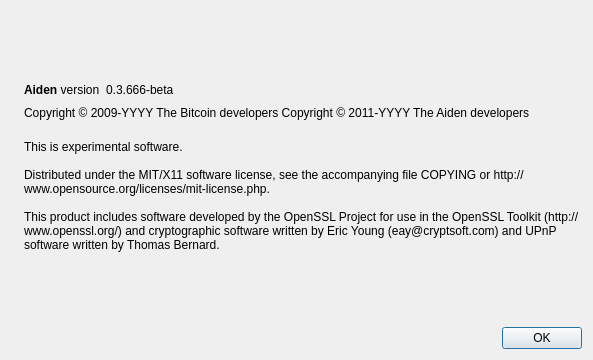
The window that src/qt/forms/aboutdialog.ui (chrisfranko/litecoin) describes before a commit, drawn with Qt 5.
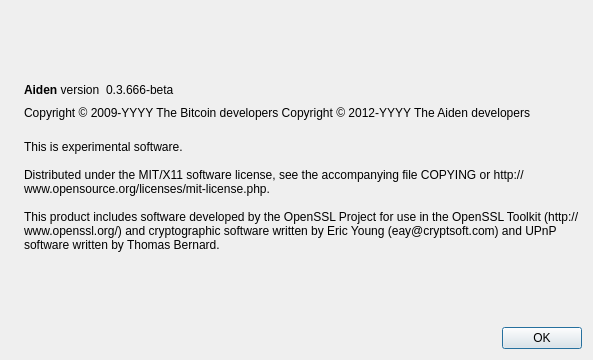
The same window after the commit. Icons and pictures are not drawn.

Diff of the .ui file:
```diff
--- a/src/qt/forms/aboutdialog.ui
+++ b/src/qt/forms/aboutdialog.ui
@@ -92,7 +92,7 @@
        </property>
        <property name="text">
         <string notr="true">Copyright &amp;copy; 2009-YYYY The Bitcoin developers
-Copyright &amp;copy; 2011-YYYY The Aiden developers</string>
+Copyright &amp;copy; 2012-YYYY The Aiden developers</string>
        </property>
        <property name="textFormat">
         <enum>Qt::RichText</enum>
```
